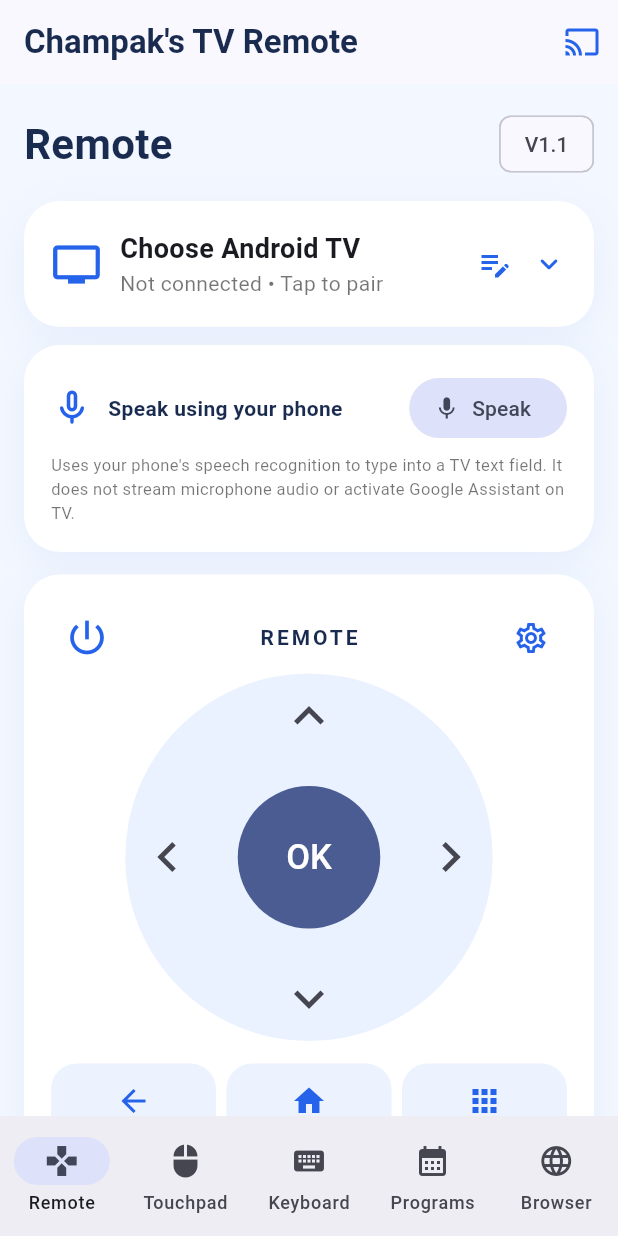
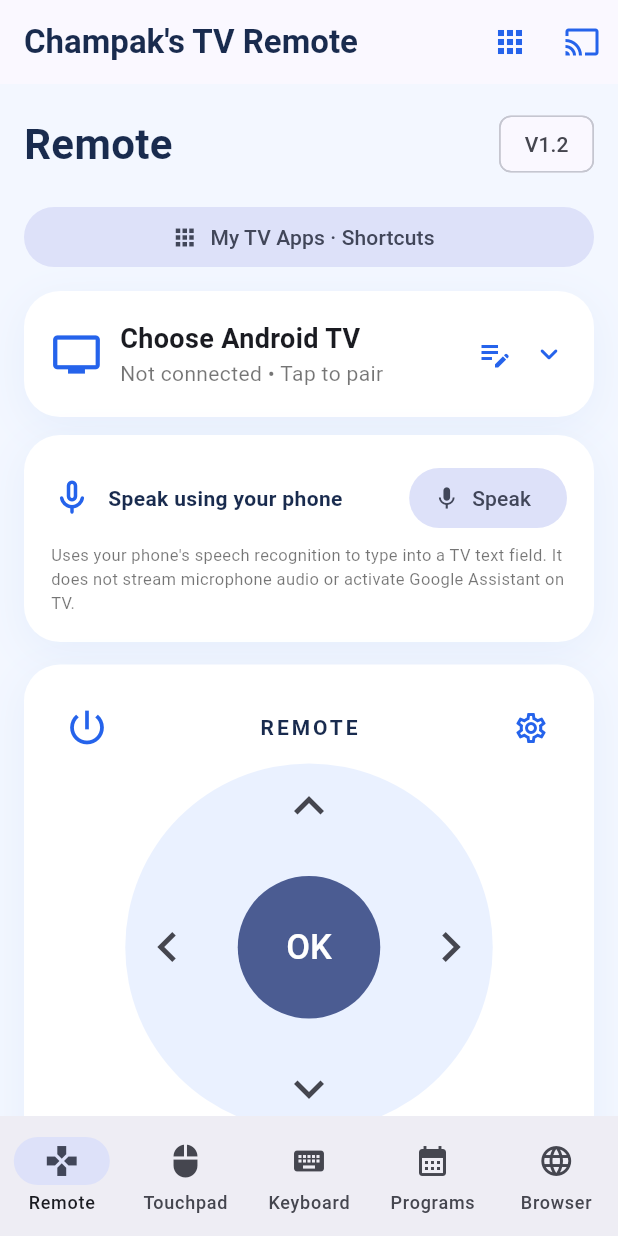
Before and after one commit to Programmer-s-Picnic/tv, a Flutter app: the screen it shows after launch, on a phone screen of 412 x 824 dp. Run offline on Flutter 3.47's test engine with Material 3 defaults, Android fonts, the phone set to English and light mode, and no system bars; our stand-ins replace file_picker, shared_preferences, speech_to_text; missing offline and left inert: android_tv_remote.

Commit message:
Expose My TV Apps from remote home and top toolbar for v1.2

```diff
--- a/phone_remote/lib/main.dart
+++ b/phone_remote/lib/main.dart
@@ -6,6 +6,7 @@
 import 'tv_connection.dart';
 import 'bluetooth_power.dart';
 import 'tv_install_panel.dart';
+import 'tv_apps_panel.dart';
 import 'package:android_tv_remote/android_tv_remote.dart';
 const blue=Color(0xff2563eb),ink=Color(0xff192b4e);
 Future<void> main() async { WidgetsFlutterBinding.ensureInitialized(); await TvLink.instance.initialize(); runApp(const RemoteApp()); }
@@ -320,6 +321,12 @@
        SnackBar(content:Text('TV connection: $e')));
    }
  }
+ void openMyTvApps() {
+   Navigator.push(context,MaterialPageRoute(builder:(ctx)=>Scaffold(
+     appBar:AppBar(title:const Text('My TV Apps')),
+     body:SafeArea(child:SingleChildScrollView(padding:const EdgeInsets.all(16),
+       child:const TvAppsPanel())))));
+ }
  Future<void> pairTv() async {
    if(findingTv)return;
    await showTvPicker(scan:TvLink.instance.knownDevices.isEmpty);
@@ -399,6 +406,9 @@
     Icon(icon,color:blue),const SizedBox(height:4),
     Text(title,style:const TextStyle(fontSize:11,fontWeight:FontWeight.w600,color:ink))])));
  Widget remote()=>Column(children:[
+  Padding(padding:const EdgeInsets.only(bottom:12),child:SizedBox(width:double.infinity,
+    child:FilledButton.tonalIcon(onPressed:openMyTvApps,icon:const Icon(Icons.apps_rounded),
+      label:const Text('My TV Apps · Shortcuts')))),
   panel(InkWell(onTap:pairTv,borderRadius:BorderRadius.circular(16),child:Row(children:[
    Icon(TvLink.instance.connected?Icons.tv_rounded:Icons.tv_outlined,color:blue,size:34),
    const SizedBox(width:12),
@@ -557,11 +567,12 @@
   final pages=[remote(),touchpad(),keyboard(),planner(),browser(),TvInstallPanel(initialHost:TvLink.instance.preferredHost)];
   return Scaffold(appBar:AppBar(title:const Text("Champak's TV Remote",
    style:TextStyle(fontWeight:FontWeight.bold,color:ink)),actions:[
+    IconButton(tooltip:'My TV Apps',onPressed:openMyTvApps,icon:const Icon(Icons.apps,color:blue)),
     IconButton(onPressed:pairTv,icon:Icon(TvLink.instance.connected?Icons.cast_connected:Icons.cast,color:blue))]),
    body:SafeArea(child:SingleChildScrollView(padding:const EdgeInsets.all(16),
     child:Column(crossAxisAlignment:CrossAxisAlignment.stretch,children:[
      Row(children:[Text(names[page],style:const TextStyle(fontSize:28,color:ink,fontWeight:FontWeight.bold)),
-      const Spacer(),const Chip(label:Text('V1.1'))]),const SizedBox(height:14),
+      const Spacer(),const Chip(label:Text('V1.2'))]),const SizedBox(height:14),
      pages[page],const SizedBox(height:28),
      const Center(child:Text('Developed and maintained by Champak Roy',
       style:TextStyle(fontSize:11,color:Colors.black38)))]))),
```
